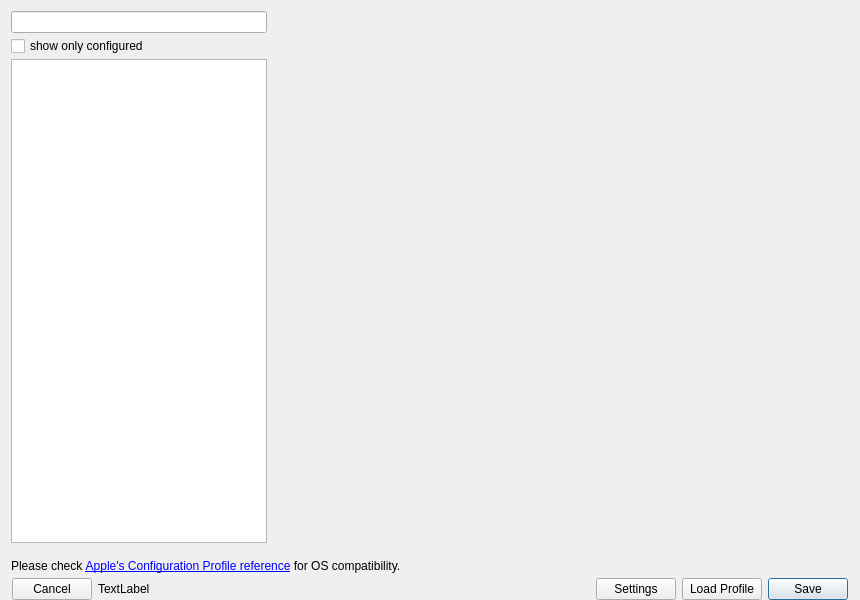
The window that FWAdminLib/Configurator/AppleConfiguratorDlg.ui (fw-dev/translations) describes before a commit, drawn with Qt 5.
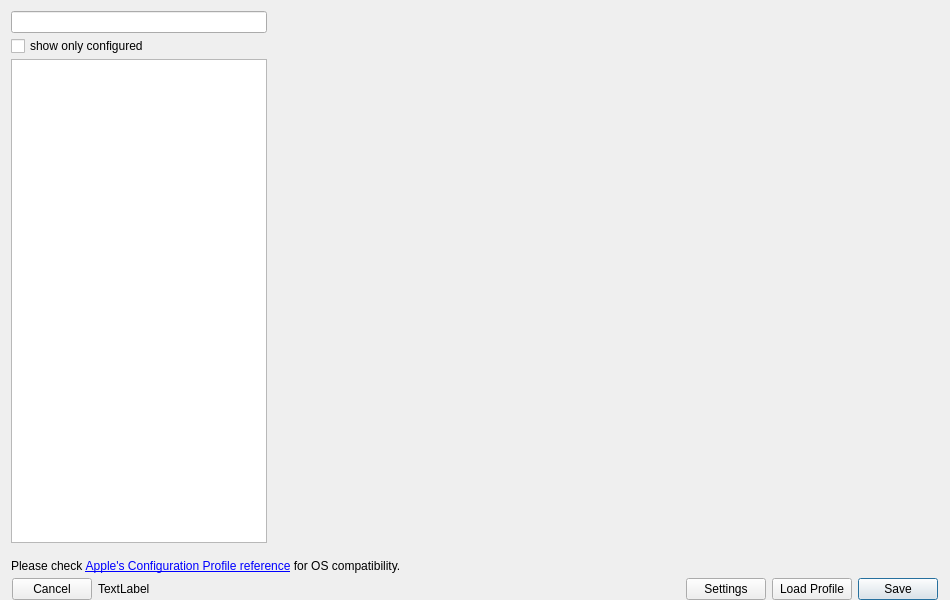
The same window after the commit. Custom widgets are drawn as their Qt base class.

Patch:
```diff
--- a/FWAdminLib/Configurator/AppleConfiguratorDlg.ui
+++ b/FWAdminLib/Configurator/AppleConfiguratorDlg.ui
@@ -6,13 +6,19 @@
    <rect>
     <x>0</x>
     <y>0</y>
-    <width>860</width>
+    <width>950</width>
     <height>600</height>
    </rect>
   </property>
+  <property name="sizePolicy">
+   <sizepolicy hsizetype="MinimumExpanding" vsizetype="Preferred">
+    <horstretch>0</horstretch>
+    <verstretch>0</verstretch>
+   </sizepolicy>
+  </property>
   <property name="minimumSize">
    <size>
-    <width>860</width>
+    <width>900</width>
     <height>600</height>
    </size>
   </property>
@@ -48,6 +54,12 @@
    </property>
    <item>
     <widget class="QWidget" name="mainwidget" native="true">
+     <property name="sizePolicy">
+      <sizepolicy hsizetype="MinimumExpanding" vsizetype="Preferred">
+       <horstretch>0</horstretch>
+       <verstretch>0</verstretch>
+      </sizepolicy>
+     </property>
      <layout class="QHBoxLayout" name="horizontalLayout" stretch="0,0">
       <property name="spacing">
        <number>0</number>
@@ -138,7 +150,7 @@
       <item>
        <widget class="QStackedWidget" name="stackedWidget">
         <property name="sizePolicy">
-         <sizepolicy hsizetype="Expanding" vsizetype="Expanding">
+         <sizepolicy hsizetype="MinimumExpanding" vsizetype="Expanding">
           <horstretch>0</horstretch>
           <verstretch>0</verstretch>
          </sizepolicy>
```
